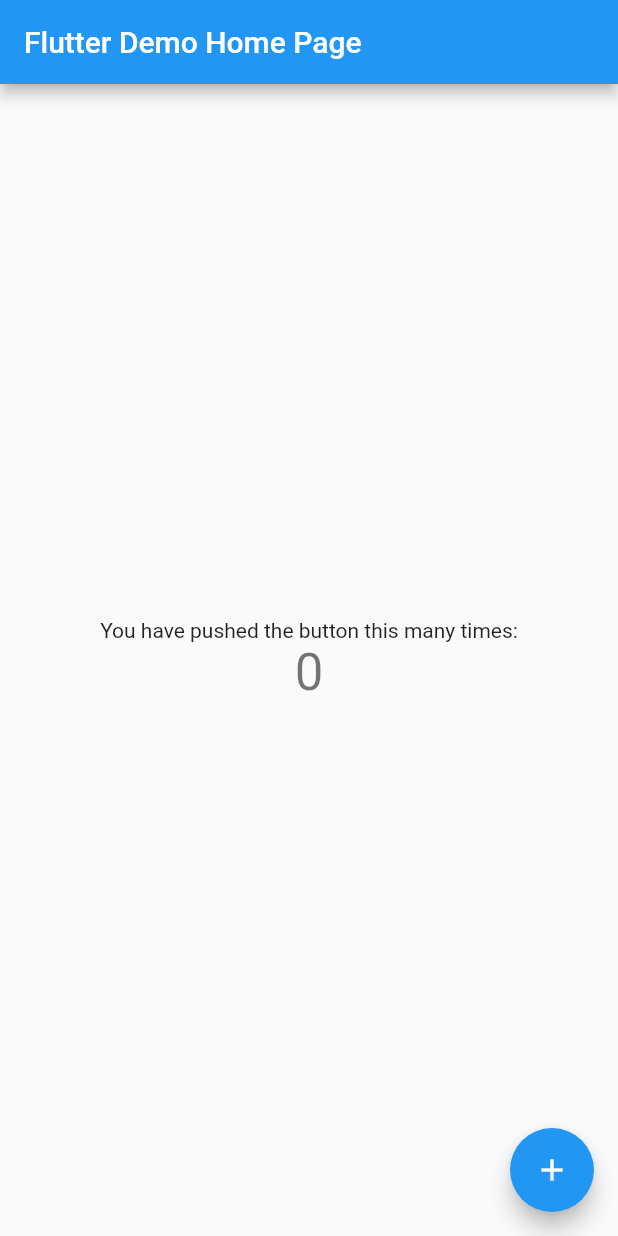
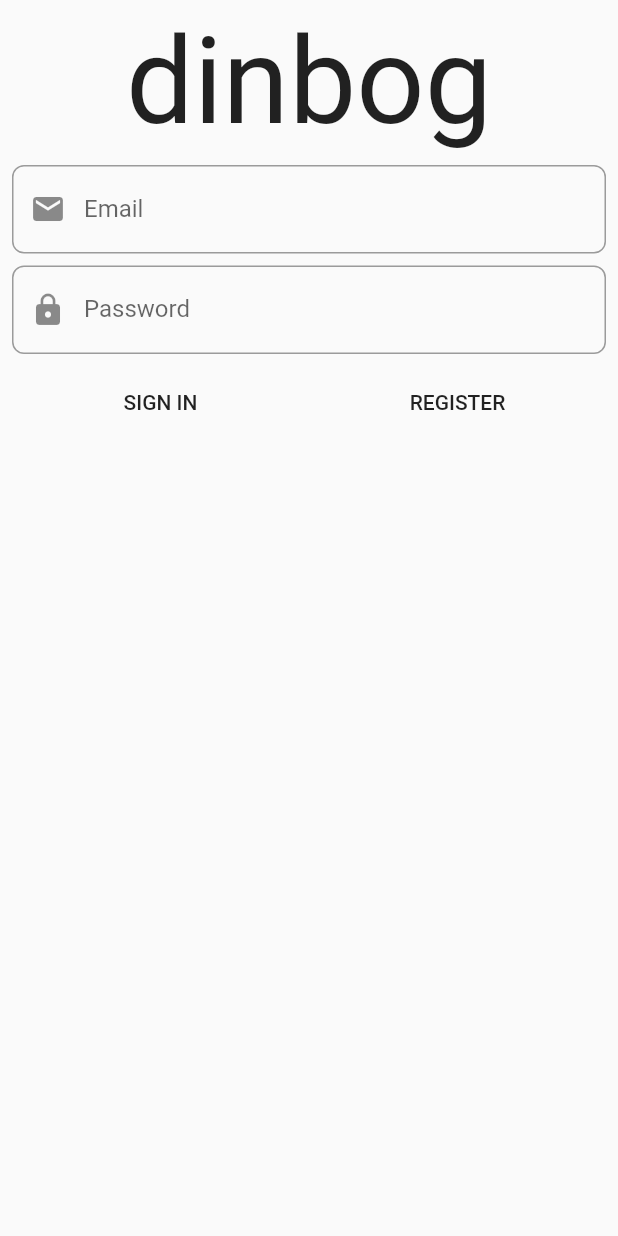
Before and after one commit to elpensadorluis/flutter_advanced, a Flutter app: the screen it shows after launch, on a phone screen of 412 x 824 dp. Run offline on Flutter 3.47's test engine with Material 2 defaults, Android fonts, the phone set to English and light mode, and no system bars; our stand-ins replace bloc, dartz, firebase_auth, firebase_core, flushbar, flutter_bloc and 3 more; accounts and stored records are empty; generated files the repository leaves out were written again.

Commit message:
Sign-In Form UI Base

```diff
--- a/lib/main.dart
+++ b/lib/main.dart
@@ -1,120 +1,12 @@
 import 'package:dinbog/injection.dart';
+import 'package:dinbog/presentation/core/app_widget.dart';
+import 'package:firebase_core/firebase_core.dart';
 import 'package:flutter/material.dart';
 import 'package:injectable/injectable.dart';
 
-void main() {
+void main() async {
+  WidgetsFlutterBinding.ensureInitialized();
   configureINjection(Environment.prod);
-  runApp(MyApp());
+  FirebaseApp app = await Firebase.initializeApp();
+  runApp(AppWidget());
 }
-
-class MyApp extends StatelessWidget {
-  // This widget is the root of your application.
-  @override
-  Widget build(BuildContext context) {
-    return MaterialApp(
-      title: 'Flutter Demo',
-      theme: ThemeData(
-        // This is the theme of your application.
-        //
-        // Try running your application with "flutter run". You'll see the
-        // application has a blue toolbar. Then, without quitting the app, try
-        // changing the primarySwatch below to Colors.green and then invoke
-        // "hot reload" (press "r" in the console where you ran "flutter run",
-        // or simply save your changes to "hot reload" in a Flutter IDE).
-        // Notice that the counter didn't reset back to zero; the application
-        // is not restarted.
-        primarySwatch: Colors.blue,
-        // This makes the visual density adapt to the platform that you run
-        // the app on. For desktop platforms, the controls will be smaller and
-        // closer together (more dense) than on mobile platforms.
-        visualDensity: VisualDensity.adaptivePlatformDensity,
-      ),
-      home: MyHomePage(title: 'Flutter Demo Home Page'),
-    );
-  }
-}
-
-class MyHomePage extends StatefulWidget {
-  MyHomePage({Key key, this.title}) : super(key: key);
-
-  // This widget is the home page of your application. It is stateful, meaning
-  // that it has a State object (defined below) that contains fields that affect
-  // how it looks.
-
-  // This class is the configuration for the state. It holds the values (in this
-  // case the title) provided by the parent (in this case the App widget) and
-  // used by the build method of the State. Fields in a Widget subclass are
-  // always marked "final".
-
-  final String title;
-
-  @override
-  _MyHomePageState createState() => _MyHomePageState();
-}
-
-class _MyHomePageState extends State<MyHomePage> {
-  int _counter = 0;
-
-  void _incrementCounter() {
-    setState(() {
-      // This call to setState tells the Flutter framework that something has
-      // changed in this State, which causes it to rerun the build method below
-      // so that the display can reflect the updated values. If we changed
-      // _counter without calling setState(), then the build method would not be
-      // called again, and so nothing would appear to happen.
-      _counter++;
-    });
-  }
-
-  @override
-  Widget build(BuildContext context) {
-    // This method is rerun every time setState is called, for instance as done
-    // by the _incrementCounter method above.
-    //
-    // The Flutter framework has been optimized to make rerunning build methods
-    // fast, so that you can just rebuild anything that needs updating rather
-    // than having to individually change instances of widgets.
-    return Scaffold(
-      appBar: AppBar(
-        // Here we take the value from the MyHomePage object that was created by
-        // the App.build method, and use it to set our appbar title.
-        title: Text(widget.title),
-      ),
-      body: Center(
-        // Center is a layout widget. It takes a single child and positions it
-        // in the middle of the parent.
-        child: Column(
-          // Column is also a layout widget. It takes a list of children and
-          // arranges them vertically. By default, it sizes itself to fit its
-          // children horizontally, and tries to be as tall as its parent.
-          //
-          // Invoke "debug painting" (press "p" in the console, choose the
-          // "Toggle Debug Paint" action from the Flutter Inspector in Android
-          // Studio, or the "Toggle Debug Paint" command in Visual Studio Code)
-          // to see the wireframe for each widget.
-          //
-          // Column has various properties to control how it sizes itself and
-          // how it positions its children. Here we use mainAxisAlignment to
-          // center the children vertically; the main axis here is the vertical
-          // axis because Columns are vertical (the cross axis would be
-          // horizontal).
-          mainAxisAlignment: MainAxisAlignment.center,
-          children: <Widget>[
-            Text(
-              'You have pushed the button this many times:',
-            ),
-            Text(
-              '$_counter',
-              style: Theme.of(context).textTheme.headline4,
-            ),
-          ],
-        ),
-      ),
-      floatingActionButton: FloatingActionButton(
-        onPressed: _incrementCounter,
-        tooltip: 'Increment',
-        child: Icon(Icons.add),
-      ), // This trailing comma makes auto-formatting nicer for build methods.
-    );
-  }
-}
--- /dev/null
+++ b/lib/presentation/core/app_widget.dart
@@ -0,0 +1,23 @@
+import 'package:dinbog/presentation/sign_in/sign_in_page.dart';
+import 'package:flutter/material.dart';
+
+class AppWidget extends StatelessWidget {
+  // This widget is the root of your application.
+  @override
+  Widget build(BuildContext context) {
+    return MaterialApp(
+      title: 'Material App',
+      home: SignInPage(),
+      debugShowCheckedModeBanner: false,
+      theme: ThemeData.light().copyWith(
+        primaryColor: Colors.blue,
+        accentColor: Colors.blueAccent,
+        inputDecorationTheme: InputDecorationTheme(
+          border: OutlineInputBorder(
+            borderRadius: BorderRadius.circular(8),
+          ),
+        ),
+      ),
+    );
+  }
+}
--- /dev/null
+++ b/lib/presentation/sign_in/sign_in_page.dart
@@ -0,0 +1,20 @@
+import 'package:flutter/material.dart';
+import 'package:flutter_bloc/flutter_bloc.dart';
+import 'package:dinbog/application/auth/sign_in_form/sign_in_form_bloc.dart';
+import 'package:dinbog/injection.dart';
+import 'package:dinbog/presentation/sign_in/widgets/sign_in_form.dart';
+
+class SignInPage extends StatelessWidget {
+  @override
+  Widget build(BuildContext context) {
+    return Scaffold(
+      // appBar: AppBar(
+      //   title: const Text('Sign In'),
+      // ),
+      body: BlocProvider(
+        create: (context) => getIt<SignInFormBloc>(),
+        child: SignInForm(),
+      ),
+    );
+  }
+}
--- /dev/null
+++ b/lib/presentation/sign_in/widgets/sign_in_form.dart
@@ -0,0 +1,121 @@
+import 'package:dinbog/application/auth/sign_in_form/sign_in_form_bloc.dart';
+import 'package:flushbar/flushbar_helper.dart';
+import 'package:flutter/material.dart';
+import 'package:flutter_bloc/flutter_bloc.dart';
+
+class SignInForm extends StatelessWidget {
+  @override
+  Widget build(BuildContext context) {
+    return BlocConsumer<SignInFormBloc, SignInFormState>(
+      listener: (context, state) {
+        state.authFailureOrSuccessOption.fold(
+          () {},
+          (either) => either.fold(
+            (failure) {
+              FlushbarHelper.createError(
+                message: failure.map(
+                    cancelledByUser: (_) => 'Cancelled',
+                    serverError: (_) => 'Server error',
+                    emailAlreadyInUse: (_) => 'Email already in use',
+                    invalidEmailAndPasswordCombination: (_) =>
+                        'Invalid email and password combination'),
+              );
+            },
+            (_) {
+              // TODO: Navigate
+            },
+          ),
+        );
+      },
+      builder: (context, state) {
+        return Form(
+          autovalidate: state.showErrorMessages,
+          child: ListView(
+            padding: const EdgeInsets.all(8),
+            children: [
+              const Text(
+                'dinbog',
+                textAlign: TextAlign.center,
+                style: TextStyle(fontSize: 80),
+              ),
+              const SizedBox(height: 8),
+              TextFormField(
+                decoration: const InputDecoration(
+                  prefixIcon: Icon(Icons.email),
+                  labelText: 'Email',
+                ),
+                autocorrect: false,
+                onChanged: (value) => context
+                    .bloc<SignInFormBloc>()
+                    .add(SignInFormEvent.emailChanged(value)),
+                validator: (_) => context
+                    .bloc<SignInFormBloc>()
+                    .state
+                    .emailAddress
+                    .value
+                    .fold(
+                      (f) => f.maybeMap(
+                        invalidEmail: (_) => 'Invalid Email',
+                        orElse: () => null,
+                      ),
+                      (_) => null,
+                    ),
+              ),
+              const SizedBox(height: 8),
+              TextFormField(
+                decoration: const InputDecoration(
+                  prefixIcon: Icon(Icons.lock),
+                  labelText: 'Password',
+                ),
+                autocorrect: false,
+                obscureText: true,
+                onChanged: (value) => context
+                    .bloc<SignInFormBloc>()
+                    .add(SignInFormEvent.passwordChanged(value)),
+                validator: (_) =>
+                    context.bloc<SignInFormBloc>().state.password.value.fold(
+                          (f) => f.maybeMap(
+                            shortPassword: (_) => 'Short Password',
+                            orElse: () => null,
+                          ),
+                          (_) => null,
+                        ),
+              ),
+              const SizedBox(height: 8),
+              Row(
+                children: [
+                  Expanded(
+                    child: FlatButton(
+                      onPressed: () {
+                        context.bloc<SignInFormBloc>().add(
+                              const SignInFormEvent
+                                  .signInWithEmailAndPasswordPressed(),
+                            );
+                      },
+                      child: const Text('SIGN IN'),
+                    ),
+                  ),
+                  Expanded(
+                    child: FlatButton(
+                      onPressed: () {
+                        context.bloc<SignInFormBloc>().add(
+                              const SignInFormEvent
+                                  .registerWithEmailAndPasswordPressed(),
+                            );
+                      },
+                      child: const Text('REGISTER'),
+                    ),
+                  ),
+                ],
+              ),
+              if (state.isSubmitting) ...[
+                const SizedBox(height: 8),
+                const LinearProgressIndicator(value: null),
+              ]
+            ],
+          ),
+        );
+      },
+    );
+  }
+}
```
Also changed, not shown: pubspec.yaml (+10 -1 lines), lib/presentation/routes/router.dart (added), pubspec.lock, 2 other files.
